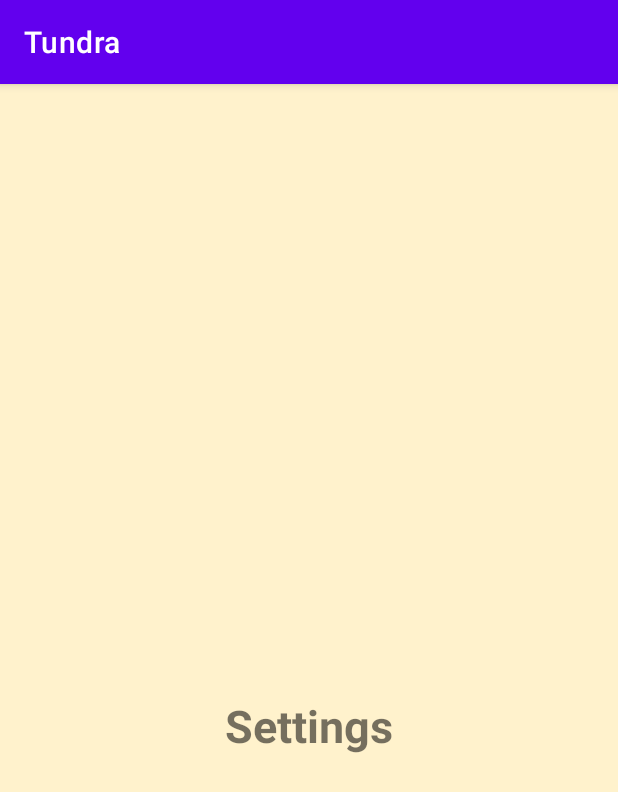
After one commit to Jransera/Tundra, an Android app: the fragment SettingsFragment placed in its activity, on a phone screen of 412 x 824 dp. The commit adds this screen. Shown: the top 792 px of the screen. Run offline under Robolectric (Android 15) with nearby library versions, the phone set to English and light mode, and no system bars.

Commit message:
more mock up work done, frgaments added, and home screen created

```diff
--- a/app/build.gradle
+++ b/app/build.gradle
@@ -25,6 +25,9 @@ android {
         sourceCompatibility JavaVersion.VERSION_1_8
         targetCompatibility JavaVersion.VERSION_1_8
     }
+    buildFeatures {
+        viewBinding true
+    }
 }
 
 dependencies {
@@ -32,6 +35,9 @@ dependencies {
     implementation 'androidx.appcompat:appcompat:1.3.0'
     implementation 'com.google.android.material:material:1.4.0'
     implementation 'androidx.constraintlayout:constraintlayout:2.0.4'
+    implementation 'androidx.navigation:navigation-fragment:2.3.5'
+    implementation 'androidx.navigation:navigation-ui:2.3.5'
+    implementation 'androidx.legacy:legacy-support-v4:1.0.0'
     testImplementation 'junit:junit:4.13.2'
     androidTestImplementation 'androidx.test.ext:junit:1.1.3'
     androidTestImplementation 'androidx.test.espresso:espresso-core:3.4.0'
--- /dev/null
+++ b/app/src/main/java/com/example/tundra/SettingsFragment.java
@@ -0,0 +1,64 @@
+package com.example.tundra;
+
+import android.os.Bundle;
+
+import androidx.fragment.app.Fragment;
+
+import android.view.LayoutInflater;
+import android.view.View;
+import android.view.ViewGroup;
+
+/**
+ * A simple {@link Fragment} subclass.
+ * Use the {@link SettingsFragment#newInstance} factory method to
+ * create an instance of this fragment.
+ */
+public class SettingsFragment extends Fragment {
+
+    // TODO: Rename parameter arguments, choose names that match
+    // the fragment initialization parameters, e.g. ARG_ITEM_NUMBER
+    private static final String ARG_PARAM1 = "param1";
+    private static final String ARG_PARAM2 = "param2";
+
+    // TODO: Rename and change types of parameters
+    private String mParam1;
+    private String mParam2;
+
+    public SettingsFragment() {
+        // Required empty public constructor
+    }
+
+    /**
+     * Use this factory method to create a new instance of
+     * this fragment using the provided parameters.
+     *
+     * @param param1 Parameter 1.
+     * @param param2 Parameter 2.
+     * @return A new instance of fragment SettingsFragment.
+     */
+    // TODO: Rename and change types and number of parameters
+    public static SettingsFragment newInstance(String param1, String param2) {
+        SettingsFragment fragment = new SettingsFragment();
+        Bundle args = new Bundle();
+        args.putString(ARG_PARAM1, param1);
+        args.putString(ARG_PARAM2, param2);
+        fragment.setArguments(args);
+        return fragment;
+    }
+
+    @Override
+    public void onCreate(Bundle savedInstanceState) {
+        super.onCreate(savedInstanceState);
+        if (getArguments() != null) {
+            mParam1 = getArguments().getString(ARG_PARAM1);
+            mParam2 = getArguments().getString(ARG_PARAM2);
+        }
+    }
+
+    @Override
+    public View onCreateView(LayoutInflater inflater, ViewGroup container,
+                             Bundle savedInstanceState) {
+        // Inflate the layout for this fragment
+        return inflater.inflate(R.layout.fragment_settings, container, false);
+    }
+}
--- a/app/src/main/res/layout/activity_main.xml
+++ b/app/src/main/res/layout/activity_main.xml
@@ -53,32 +53,6 @@
 
 
     <RelativeLayout
-        android:id="@+id/welcome"
-        android:layout_width="508dp"
-        android:layout_height="86dp"
-        android:layout_marginTop="20dp"
-        android:background="#FDFAFA"
-        android:orientation="horizontal"
-        app:layout_constraintEnd_toEndOf="parent"
-        app:layout_constraintHorizontal_bias="1.0"
-        app:layout_constraintStart_toStartOf="parent"
-        app:layout_constraintTop_toBottomOf="@+id/container"
-        tools:context=".MainActivity">
-
-        <com.google.android.material.bottomnavigation.BottomNavigationView
-            android:layout_width="match_parent"
-            android:layout_height="match_parent"
-            android:elevation="15dp"
-            android:filterTouchesWhenObscured="false"
-            android:fitsSystemWindows="false"
-            app:itemHorizontalTranslationEnabled="false"
-            app:layout_constraintEnd_toEndOf="parent"
-            app:layout_constraintStart_toStartOf="parent"
-            app:layout_constraintTop_toTopOf="parent"
-            app:menu="@menu/bottom_navigation_menu" />
-    </RelativeLayout>
-
-    <RelativeLayout
         android:id="@+id/container"
         android:layout_width="507dp"
         android:layout_height="705dp"
@@ -112,4 +86,37 @@
 
     </RelativeLayout>
 
+    <RelativeLayout
+        android:id="@+id/welcome"
+        android:layout_width="508dp"
+        android:layout_height="86dp"
+        android:layout_marginTop="24dp"
+        android:background="#FDFAFA"
+        android:orientation="horizontal"
+        app:layout_constraintEnd_toEndOf="parent"
+        app:layout_constraintHorizontal_bias="0.0"
+        app:layout_constraintStart_toStartOf="parent"
+        app:layout_constraintTop_toBottomOf="@+id/container"
+        tools:context=".MainActivity">
+
+        <com.google.android.material.bottomnavigation.BottomNavigationView
+            android:id="@+id/bottom_navigation"
+            android:layout_width="match_parent"
+            android:layout_height="match_parent"
+            android:elevation="15dp"
+            android:filterTouchesWhenObscured="false"
+            android:fitsSystemWindows="false"
+            app:itemHorizontalTranslationEnabled="false"
+            app:menu="@menu/bottom_navigation_menu">
+
+        </com.google.android.material.bottomnavigation.BottomNavigationView>
+
+    </RelativeLayout>
+
+    <FrameLayout
+        android:id="@+id/fragment_container"
+        android:layout_width="match_parent"
+        android:layout_height="match_parent"
+        tools:layout_editor_absoluteY="841dp" />
+
 </androidx.constraintlayout.widget.ConstraintLayout>
--- /dev/null
+++ b/app/src/main/res/layout/fragment_settings.xml
@@ -0,0 +1,24 @@
+<?xml version="1.0" encoding="utf-8"?>
+<FrameLayout xmlns:android="http://schemas.android.com/apk/res/android"
+    xmlns:tools="http://schemas.android.com/tools"
+    android:layout_width="match_parent"
+    android:layout_height="match_parent"
+    xmlns:app="http://schemas.android.com/apk/res-auto"
+    tools:context=".SettingsFragment">
+
+    <!-- TODO: Update blank fragment layout -->
+    <TextView
+        android:layout_width="match_parent"
+        android:layout_height="855dp"
+        android:background="@color/off_white"
+        android:gravity="center"
+        android:text="Settings"
+        android:textAlignment="center"
+        android:textSize="30sp"
+        android:textStyle="bold"
+        app:layout_constraintBottom_toBottomOf="parent"
+        app:layout_constraintEnd_toEndOf="parent"
+        app:layout_constraintStart_toStartOf="parent"
+        app:layout_constraintTop_toTopOf="parent" />/>
+
+</FrameLayout>
--- a/app/src/main/res/menu/bottom_navigation_menu.xml
+++ b/app/src/main/res/menu/bottom_navigation_menu.xml
@@ -1,18 +1,24 @@
 <?xml version="1.0" encoding="utf-8"?>
 <menu xmlns:android="http://schemas.android.com/apk/res/android">
     <item
-        android:id="@+id/page_1"
+        android:id="@+id/home"
+        android:enabled ="true"
+        android:icon ="@drawable/icon_1"
+        android:title="@string/home"/>
+
+    <item
+        android:id="@+id/study"
         android:enabled="true"
         android:icon = "@drawable/icon_2"
         android:title = "@string/icon_label_3"/>
 
     <item
-        android:id="@+id/page_3"
+        android:id="@+id/settings"
         android:enabled="true"
         android:icon = "@drawable/icon_1"
         android:title = "@string/icon_label_1"/>
     <item
-        android:id="@+id/page_2"
+        android:id="@+id/rankings"
         android:enabled="true"
         android:icon = "@drawable/icon_3"
         android:title= "@string/icon_label_2"/>
--- /dev/null
+++ b/app/src/main/res/navigation/nav_graph.xml
@@ -0,0 +1,5 @@
+<?xml version="1.0" encoding="utf-8"?>
+<navigation xmlns:android="http://schemas.android.com/apk/res/android"
+    xmlns:app="http://schemas.android.com/apk/res-auto"
+    xmlns:tools="http://schemas.android.com/tools"
+    android:id="@+id/nav_graph"/>
--- /dev/null
+++ b/app/src/main/res/values-land/dimens.xml
@@ -0,0 +1,3 @@
+<resources>
+        <dimen name="fab_margin">48dp</dimen>
+    </resources>
--- /dev/null
+++ b/app/src/main/res/values-w1240dp/dimens.xml
@@ -0,0 +1,3 @@
+<resources>
+        <dimen name="fab_margin">200dp</dimen>
+    </resources>
--- /dev/null
+++ b/app/src/main/res/values-w600dp/dimens.xml
@@ -0,0 +1,3 @@
+<resources>
+        <dimen name="fab_margin">48dp</dimen>
+    </resources>
--- /dev/null
+++ b/app/src/main/res/values/dimens.xml
@@ -0,0 +1,3 @@
+<resources>
+        <dimen name="fab_margin">16dp</dimen>
+    </resources>
--- a/app/src/main/res/values/strings.xml
+++ b/app/src/main/res/values/strings.xml
@@ -3,10 +3,22 @@
     <string name="edit_message">Enter a time</string>
     <string name="button_send">Start</string>
     <string name="welcome_message">Welcome to Tundra</string>
-    <string name="icon_label_1">settings</string>
-    <string name="icon_label_2">rankings</string>
-    <string name="icon_label_3">study</string>
-    <color  name="light_green">#e2f0ab</color>
-    <color  name="off_white">#fff2cc</color>
+    <string name="home">Home</string>
+    <string name="icon_label_1">Settings</string>
+    <string name="icon_label_2">Rankings</string>
+    <string name="icon_label_3">Study</string>
+    <color name="light_green">#e2f0ab</color>
+    <color name="off_white">#fff2cc</color>
+    <string name="title_activity_settings">settings</string>
+    <!-- Strings used for fragments for navigation -->
+    <string name="first_fragment_label">First Fragment</string>
+    <string name="second_fragment_label">Second Fragment</string>
+    <string name="next">Next</string>
+    <string name="previous">Previous</string>
+
+    <string name="hello_first_fragment">Hello first fragment</string>
+    <string name="hello_second_fragment">Hello second fragment. Arg: %1$s</string>
+    <!-- TODO: Remove or change this placeholder text -->
+    <string name="hello_blank_fragment">Hello blank fragment</string>
 
 </resources>
--- a/app/src/main/res/values/themes.xml
+++ b/app/src/main/res/values/themes.xml
@@ -13,4 +13,10 @@
         <item name="android:statusBarColor" tools:targetApi="l">?attr/colorPrimaryVariant</item>
         <!-- Customize your theme here. -->
     </style>
+    <style name="Theme.Tundra.NoActionBar">
+        <item name="windowActionBar">false</item>
+        <item name="windowNoTitle">true</item>
+    </style>
+    <style name="Theme.Tundra.AppBarOverlay" parent="ThemeOverlay.AppCompat.Dark.ActionBar" />
+    <style name="Theme.Tundra.PopupOverlay" parent="ThemeOverlay.AppCompat.Light" />
 </resources>
```
Also changed, not shown: app/src/main/AndroidManifest.xml (+5 -5 lines), app/src/main/java/com/example/tundra/MainActivity.java (+51 -0 lines), app/src/main/java/com/example/tundra/RankingsFragment.java (added, +64 -0 lines), app/src/main/java/com/example/tundra/StudyFragment.java (added, +64 -0 lines), app/src/main/res/layout/fragment_rankings.xml (added, +25 -0 lines), app/src/main/res/layout/fragment_study.xml (added, +24 -0 lines).
